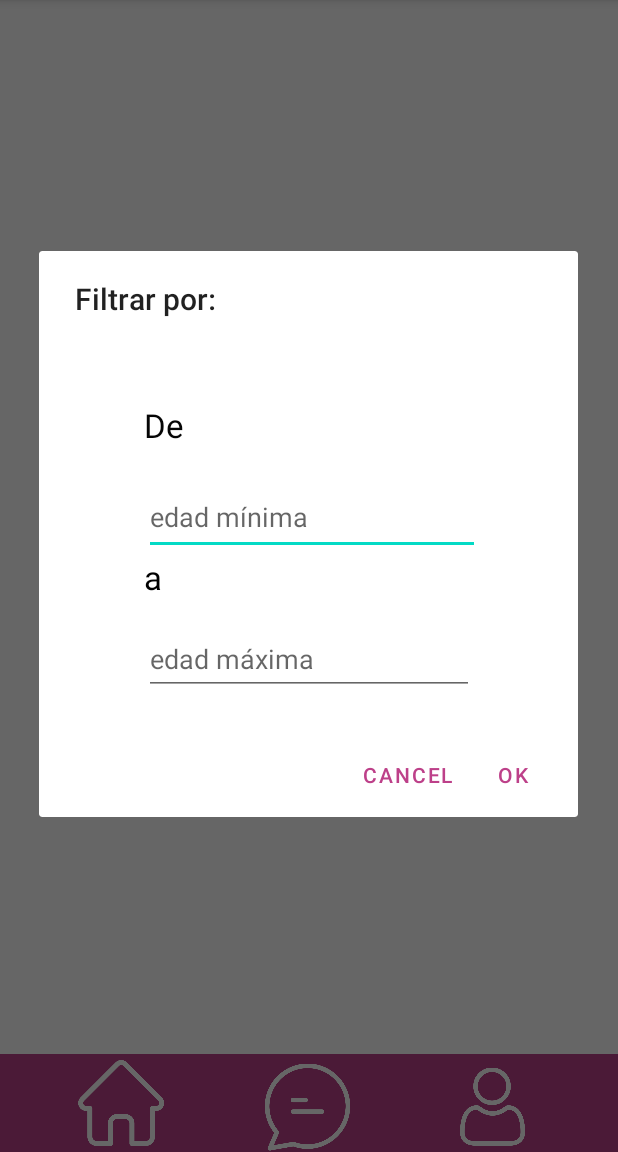
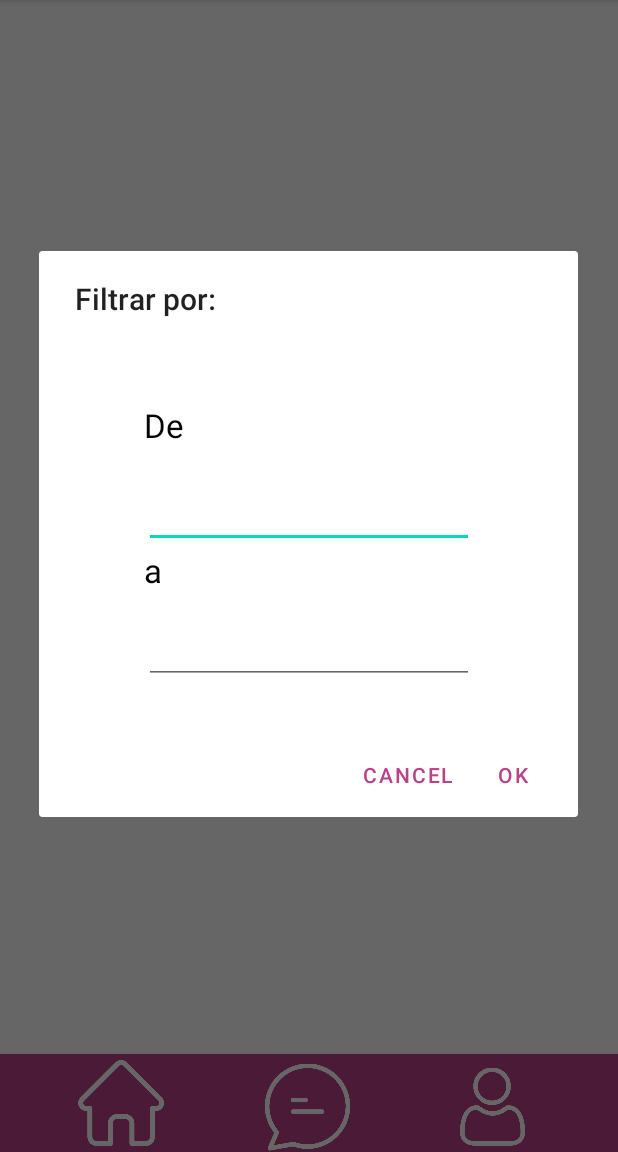
Before and after one commit to aliperbol/AfroditUS, an Android app: the MenuPrincipal screen opened directly, with no data from a screen before it, in the options menu, after a tap on "Edad", on a phone screen of 412 x 824 dp, the part 84-1236 px from its top. Run offline under Robolectric (Android 15) with nearby library versions, the phone set to English and light mode, and no system bars; our stand-ins replace Firebase (no records; nobody signed in at launch, a user with empty details on screens opened directly).

Commit message:
filtro edad e intereses

```diff
--- a/app/src/main/res/layout/edad_filtro.xml
+++ b/app/src/main/res/layout/edad_filtro.xml
@@ -24,11 +24,10 @@
 
         <EditText
             android:id="@+id/edMin"
-            android:layout_width="227dp"
-            android:layout_height="50dp"
+            android:layout_width="match_parent"
+            android:layout_height="wrap_content"
             android:ems="10"
-            android:hint="edad mínima"
-            android:inputType="textPersonName" />
+            android:inputType="number" />
 
         <TextView
             android:id="@+id/textView12"
@@ -43,8 +42,7 @@
             android:layout_width="match_parent"
             android:layout_height="wrap_content"
             android:ems="10"
-            android:hint="edad máxima"
-            android:inputType="textPersonName"
-            android:minHeight="48dp" />
+            android:inputType="number" />
+
     </LinearLayout>
 </androidx.constraintlayout.widget.ConstraintLayout>
```
Also changed, not shown: app/src/main/java/com/example/tinderus/MenuPrincipal.kt (+65 -43 lines).
